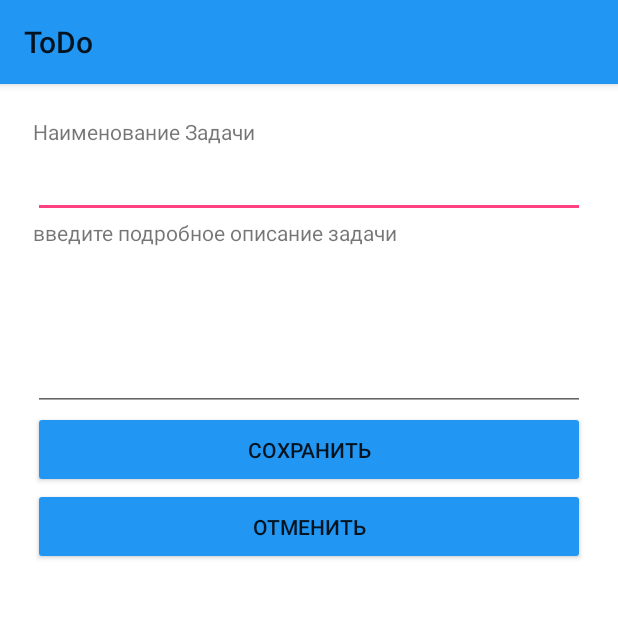
After one commit to SidorkinAlex/to_do_android, an Android app: the fragment NewTask shown on its own in the app's theme, on a phone screen of 412 x 824 dp, the top half of it. The commit adds this screen. Run offline under Robolectric (Android 15) with nearby library versions, the phone set to English and light mode, and no system bars.

Commit message:
added EditTask fragment and itent to action menu

```diff
--- a/app/src/main/java/suitecrm/com/todo/fragments/DoListFragment.kt
+++ b/app/src/main/java/suitecrm/com/todo/fragments/DoListFragment.kt
@@ -9,10 +9,16 @@ import android.view.ViewGroup
 import android.widget.LinearLayout
 import android.widget.ScrollView
 import android.widget.TextView
+import androidx.appcompat.app.AppCompatActivity
+import androidx.appcompat.view.menu.MenuView
+import androidx.appcompat.view.menu.MenuView.ItemView
 import androidx.fragment.app.Fragment
+import com.mikepenz.materialdrawer.util.ifNotNull
 import suitecrm.com.todo.R
 import suitecrm.com.todo.databinding.FragmentDoListBinding
 import suitecrm.com.todo.ui.app.elements.DoListViewBuilder
+import suitecrm.com.todo.ui.app.elements.ToDoListActionMenuController
+import java.lang.Exception
 
 
 /**
@@ -50,6 +56,9 @@ class DoListFragment : BaseFragment(R.layout.fragment_do_list) {
 
     override fun onCreateOptionsMenu(menu: Menu, inflater: MenuInflater) {
         activity?.menuInflater?.inflate(R.menu.do_list_menu, menu)
-
-    }
+        val mC = ToDoListActionMenuController()
+        activity.ifNotNull {
+            mC.initMenuEvents(menu, activity as AppCompatActivity)
+        }
+       }
 }
--- /dev/null
+++ b/app/src/main/java/suitecrm/com/todo/fragments/NewTask.kt
@@ -0,0 +1,18 @@
+package suitecrm.com.todo.fragments
+
+import android.os.Bundle
+import androidx.fragment.app.Fragment
+import android.view.LayoutInflater
+import android.view.View
+import android.view.ViewGroup
+import android.widget.LinearLayout
+import suitecrm.com.todo.R
+import suitecrm.com.todo.ui.app.elements.DoListViewBuilder
+
+
+class NewTask : BaseFragment(R.layout.fragment_new_task) {
+    override fun onResume() {
+        super.onResume()
+    }
+
+}
--- a/app/src/main/java/suitecrm/com/todo/ui/app/elements/DoListViewBuilder.kt
+++ b/app/src/main/java/suitecrm/com/todo/ui/app/elements/DoListViewBuilder.kt
@@ -42,7 +42,7 @@ class DoListViewBuilder {
         val textView: TextView = TextView(context, null, 0, R.style.TodoTextViewMain)
         textView.layoutParams = ViewGroup.LayoutParams(LinearLayout.LayoutParams.WRAP_CONTENT,
                 LinearLayout.LayoutParams.WRAP_CONTENT)
-        textView.text = "какой то текс созданный программно"
+        textView.text = "какой то текст созданный программно"
         row.addView(checkBox)
         row.addView(textView)
         return row
--- /dev/null
+++ b/app/src/main/java/suitecrm/com/todo/ui/app/elements/ToDoListActionMenuController.kt
@@ -0,0 +1,22 @@
+package suitecrm.com.todo.ui.app.elements
+
+import android.app.Activity
+import android.view.Menu
+import androidx.appcompat.app.AppCompatActivity
+import suitecrm.com.todo.R
+import suitecrm.com.todo.fragments.NewTask
+
+class ToDoListActionMenuController {
+    fun initMenuEvents(actionMenu: Menu,activity : AppCompatActivity){
+        val addButton = actionMenu.findItem(R.id.add_task)
+
+        addButton?.setOnMenuItemClickListener {
+
+            activity.supportFragmentManager.beginTransaction()
+                    .addToBackStack(null)
+                    .replace(R.id.data_container, NewTask())
+                    .commit()
+            true
+        }
+    }
+}
--- /dev/null
+++ b/app/src/main/res/layout/fragment_new_task.xml
@@ -0,0 +1,54 @@
+<?xml version="1.0" encoding="utf-8"?>
+<androidx.constraintlayout.widget.ConstraintLayout xmlns:android="http://schemas.android.com/apk/res/android"
+    xmlns:app="http://schemas.android.com/apk/res-auto"
+    xmlns:tools="http://schemas.android.com/tools"
+    android:layout_margin="10pt"
+    android:layout_width="match_parent"
+    android:layout_height="match_parent">
+    <TextView
+        android:id="@+id/edit_title_description"
+        android:layout_width="match_parent"
+        android:layout_height="wrap_content"
+        android:text="@string/edit_title_description"
+        app:layout_constraintEnd_toEndOf="parent"
+        app:layout_constraintStart_toStartOf="parent"
+        app:layout_constraintTop_toTopOf="parent" />
+
+    <EditText
+        android:id="@+id/edit_title_input"
+        style="@style/ToDoEditFragmentTitle"
+        android:layout_width="match_parent"
+        android:layout_height="wrap_content"
+        app:layout_constraintTop_toBottomOf="@id/edit_title_description"
+        android:inputType="text" />
+    <TextView
+        android:id="@+id/edit_description_title"
+        android:layout_width="match_parent"
+        android:layout_height="wrap_content"
+        android:text="@string/edit_task_description_title"
+        app:layout_constraintTop_toBottomOf="@id/edit_title_input"/>
+
+    <EditText
+        android:id="@+id/edit_description_input"
+        android:layout_width="match_parent"
+        android:layout_height="wrap_content"
+        android:lines="8"
+        app:layout_constraintTop_toBottomOf="@id/edit_description_title"
+        android:inputType="textMultiLine"
+        android:minLines="4"/>
+    <com.google.android.material.button.MaterialButton
+        android:id="@+id/edit_save_button"
+        android:layout_width="match_parent"
+        android:layout_height="wrap_content"
+        app:layout_constraintTop_toBottomOf="@id/edit_description_input"
+        android:text="@string/button_save"
+        style="@style/Widget.AppCompat.Button"/>
+    <com.google.android.material.button.MaterialButton
+        android:id="@+id/edit_cancel_button"
+        android:layout_width="match_parent"
+        android:layout_height="wrap_content"
+        app:layout_constraintTop_toBottomOf="@id/edit_save_button"
+        android:text="@string/edit_button_cancel"
+        style="@style/Widget.AppCompat.Button"/>
+
+</androidx.constraintlayout.widget.ConstraintLayout>
--- a/app/src/main/res/menu/do_list_menu.xml
+++ b/app/src/main/res/menu/do_list_menu.xml
@@ -10,7 +10,7 @@
                 android:id="@+id/add_task"
                 android:icon="@drawable/ic_action_menu_task_add"
                 android:title="@string/add_task"
-                app:showAsAction="never" />
+                app:showAsAction="ifRoom" />
         </menu>
     </item>
 </menu>
--- a/app/src/main/res/values/strings.xml
+++ b/app/src/main/res/values/strings.xml
@@ -11,4 +11,7 @@
     <!-- TODO: Remove or change this placeholder text -->
     <string name="hello_blank_fragment">Hello blank fragment</string>
     <string name="add_task">Добавить задачу</string>
+    <string name="edit_task_description_title">введите подробное описание задачи</string>
+    <string name="edit_title_description">Наименование Задачи</string>
+    <string name="edit_button_cancel">Отменить</string>
 </resources>
```
